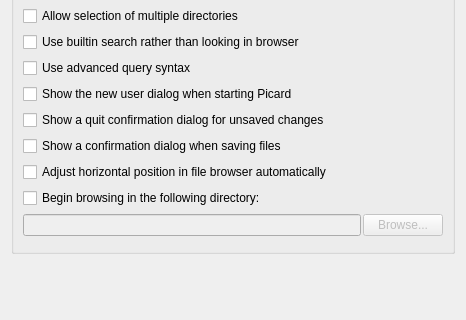
Above: ui/options_interface.ui from metabrainz/picard before the change; both pictures show x 0 to 466 and y 223 to 543 of the 466 by 543 pixel window. Below: the same form after it.
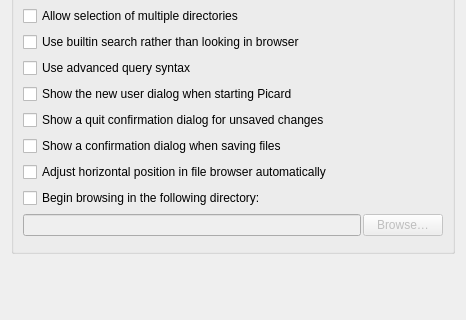
That is the form after the change.

Patch:
```diff
--- a/ui/options_interface.ui
+++ b/ui/options_interface.ui
@@ -168,7 +168,7 @@
            <bool>false</bool>
           </property>
           <property name="text">
-           <string>Browse...</string>
+           <string>Browse…</string>
           </property>
          </widget>
         </item>
```
